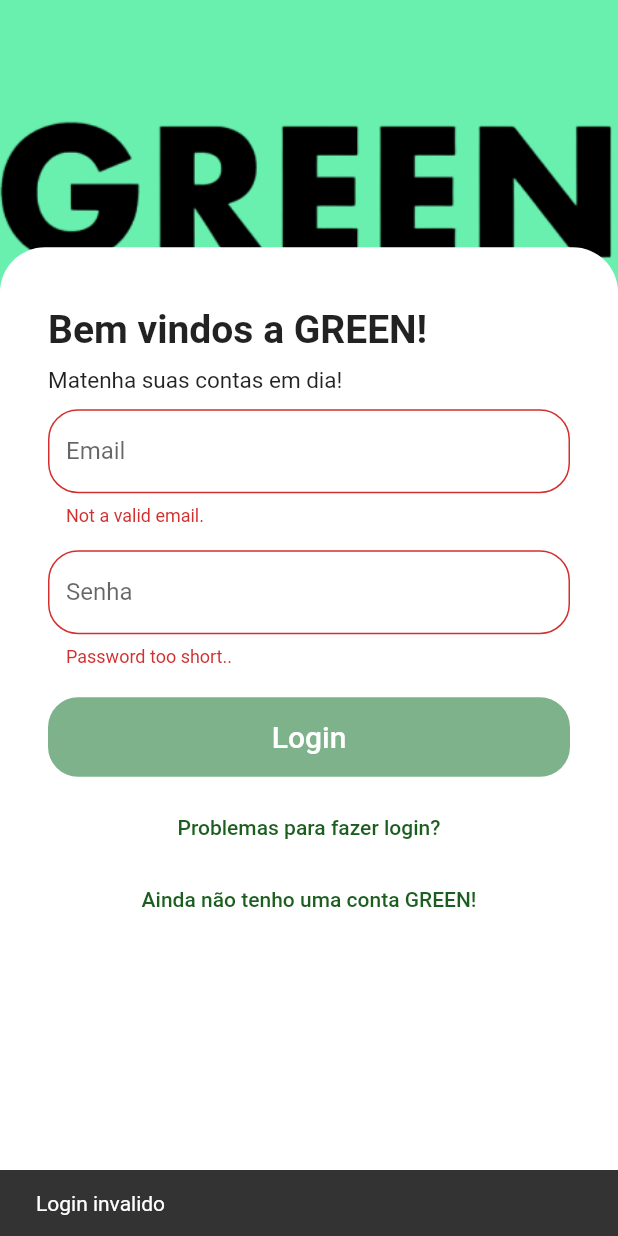
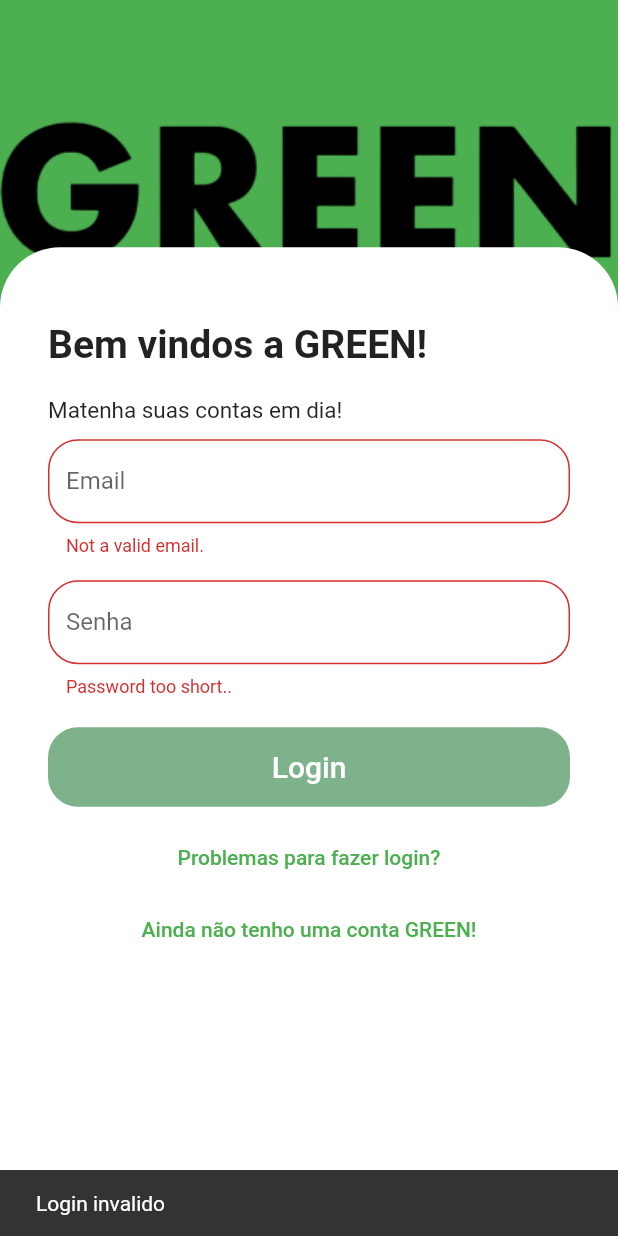
Before and after one commit to proz-tecnologia/PIT03GP03, a Flutter app: the LoginPage screen opened directly, after a tap on "Login", on a phone screen of 412 x 824 dp. Run offline on Flutter 3.47's test engine with Material 2 defaults, Android fonts, the phone set to English and light mode, and no system bars; our stand-ins replace email_validator, eva_icons_flutter, flutter_slidable, get, iconsax, ionicons and 3 more; accounts and stored records are empty.

Commit message:
#update tela de login. #update HomeApp.

```diff
--- /dev/null
+++ b/lib/models/credential/users_credential.dart
@@ -0,0 +1,6 @@
+class UserCredential {
+  final String email;
+  final String password;
+
+  UserCredential({required this.email, required this.password});
+}
--- a/lib/models/transaction/transaction_model.dart
+++ b/lib/models/transaction/transaction_model.dart
@@ -1,8 +1,3 @@
-import 'dart:convert';
-import 'package:flutter/material.dart';
-import '';
-import 'package:flutter/foundation.dart';
-
 class TransactionModel{
   TransactionModel({required this.title,required this.dateTime,required this.logo2,
     required this.name,
--- a/lib/modules/HomePage/pages/homepage.dart
+++ b/lib/modules/HomePage/pages/homepage.dart
@@ -254,7 +254,7 @@ class _HomePage2State extends State<HomePage2> {
                     leading: Container(
                       width: 60,
                       height: 60,
-                      clipBehavior: Clip.hardEdge,
+                      clipBehavior: Clip.antiAlias,
                       alignment: Alignment.center,
                       decoration: BoxDecoration(
                         shape: BoxShape.circle,
--- a/lib/modules/login/Widgets/input_login_widgets.dart
+++ b/lib/modules/login/Widgets/input_login_widgets.dart
@@ -1,5 +1,10 @@
 import 'package:email_validator/email_validator.dart';
 import 'package:flutter/material.dart';
+import 'package:get/get.dart';
+
+import '../../../mocks/mock_users.dart';
+import '../../../models/credential/users_credential.dart';
+import '../../HomePage/pages/homepage.dart';
 
 class InputLoginWidget extends StatefulWidget {
   const InputLoginWidget({Key? key}) : super(key: key);
@@ -9,6 +14,13 @@ class InputLoginWidget extends StatefulWidget {
 }
 
 class _InputLoginWidgetState extends State<InputLoginWidget> {
+  String _email = "";
+  String _password = "";
+
+  UserCredential? _userCredential;
+
+  bool _canShowPassword = false;
+
   final fomrKey = GlobalKey<FormState>();
 
   @override
@@ -53,6 +65,19 @@ class _InputLoginWidgetState extends State<InputLoginWidget> {
 
                     if (formValid) {
                       message = "Login efetuado com sucesso";
+                      if (fomrKey.currentState!.validate()) {
+                        fomrKey.currentState!.save();
+
+                        _userCredential = MockUsers.getUsers().firstWhereOrNull(
+                            (element) =>
+                                element.email == _email &&
+                                element.password == _password);
+
+                        Navigator.of(context).pushReplacement(MaterialPageRoute(
+                            builder: (_) => const HomePage2(),
+                            settings:
+                                RouteSettings(arguments: _userCredential)));
+                      }
                     }
 
                     ScaffoldMessenger.of(context)
@@ -77,4 +102,10 @@ class _InputLoginWidgetState extends State<InputLoginWidget> {
       ),
     );
   }
+
+  void navigateToHome() {
+    Navigator.of(context).pushReplacement(MaterialPageRoute(
+        builder: (_) => const HomePage2(),
+        settings: RouteSettings(arguments: _userCredential)));
+  }
 }
--- a/lib/modules/login/Widgets/text_button_expand_widget.dart
+++ b/lib/modules/login/Widgets/text_button_expand_widget.dart
@@ -24,7 +24,7 @@ class TextButtonExpanded extends StatelessWidget {
             ),
             child: Text(
               'Problemas para fazer login?',
-              style: TextStyle(color: Colors.green[900]),
+              style: TextStyle(color: Colors.green),
             ),
           ),
         ),
@@ -55,7 +55,7 @@ class CreaterAcount extends StatelessWidget {
             ),
             child: Text(
               'Ainda não tenho uma conta GREEN!',
-              style: TextStyle(color: Colors.green[900]),
+              style: TextStyle(color: Colors.green),
             ),
           ),
         ),
@@ -81,11 +81,11 @@ class TextButtonLogin extends StatelessWidget {
           child: TextButton(
             onPressed: () {},
             style: TextButton.styleFrom(
-              backgroundColor: const Color.fromARGB(255, 125, 178, 139),
+              backgroundColor: Colors.green,
               foregroundColor: Colors.white,
               padding: const EdgeInsets.all(15),
               shape: RoundedRectangleBorder(
-                  borderRadius: BorderRadius.circular(20)),
+                  borderRadius: BorderRadius.circular(30)),
             ),
             child: const Text(
               'Login',
--- a/lib/modules/login/login_page.dart
+++ b/lib/modules/login/login_page.dart
@@ -1,10 +1,31 @@
 import 'package:flutter/material.dart';
+import 'package:flutter/services.dart';
+import 'package:green/modules/login/Widgets/text_button_expand_widget.dart';
 
+import '../../../models/credential/users_credential.dart';
+import '../HomePage/pages/homepage.dart';
 import 'Widgets/input_login_widgets.dart';
-import 'Widgets/text_button_expand_widget.dart';
 
-class LoginPage extends StatelessWidget {
+class LoginPage extends StatefulWidget {
   const LoginPage({Key? key}) : super(key: key);
+
+  @override
+  State<LoginPage> createState() => _LoginPageState();
+}
+
+class _LoginPageState extends State<LoginPage> {
+  final _formKey = GlobalKey<FormState>();
+  String _email = "";
+  String _password = "";
+  UserCredential? _userCredential;
+  bool _canShowPassword = false;
+
+  @override
+  void initState() {
+    SystemChrome.setSystemUIOverlayStyle(
+        SystemUiOverlayStyle.light.copyWith(statusBarColor: Colors.green));
+    super.initState();
+  }
 
   @override
   Widget build(BuildContext context) {
@@ -16,7 +37,7 @@ class LoginPage extends StatelessWidget {
           Container(
             width: size.width,
             height: size.height,
-            color: Colors.greenAccent,
+            color: Colors.green,
             child: Image.asset(
               "assets/logo.png",
               fit: BoxFit.fitHeight,
@@ -30,10 +51,10 @@ class LoginPage extends StatelessWidget {
               decoration: const BoxDecoration(
                   color: Colors.white,
                   borderRadius: BorderRadius.only(
-                      topLeft: Radius.circular(30),
-                      topRight: Radius.circular(30))),
+                      topLeft: Radius.circular(40),
+                      topRight: Radius.circular(40))),
               child: Padding(
-                padding: const EdgeInsets.only(top: 40, left: 32, right: 32),
+                padding: const EdgeInsets.only(top: 50, left: 32, right: 32),
                 child: SingleChildScrollView(
                   child: Column(
                     crossAxisAlignment: CrossAxisAlignment.start,
@@ -43,7 +64,7 @@ class LoginPage extends StatelessWidget {
                         style: TextStyle(
                             fontSize: 26, fontWeight: FontWeight.bold),
                       ),
-                      SizedBox(height: 10),
+                      SizedBox(height: 20),
                       Text(
                         'Matenha suas contas em dia! ',
                         style: TextStyle(fontSize: 15),
@@ -65,4 +86,10 @@ class LoginPage extends StatelessWidget {
       ),
     );
   }
+
+  void navigateToHome() {
+    Navigator.of(context).pushReplacement(MaterialPageRoute(
+        builder: (_) => const HomePage2(),
+        settings: RouteSettings(arguments: _userCredential)));
+  }
 }
--- a/pubspec.yaml
+++ b/pubspec.yaml
@@ -46,6 +46,7 @@ dependencies:
   shared_preferences: ^2.0.15
   email_validator: ^2.1.17
   pie_chart: ^5.3.2
+  provider: ^6.0.4
 
 dev_dependencies:
   flutter_test:
```
Also changed, not shown: lib/main.dart (+3 -7 lines), lib/mocks/mock_users.dart (added, +10 -0 lines), lib/modules/HomePage/pages/pagamentos.dart (+6 -3 lines), lib/strings.dart (added, +27 -0 lines), lib/utils/extensions_validator.dart (added, +11 -0 lines), pubspec.lock, 1 other file.
